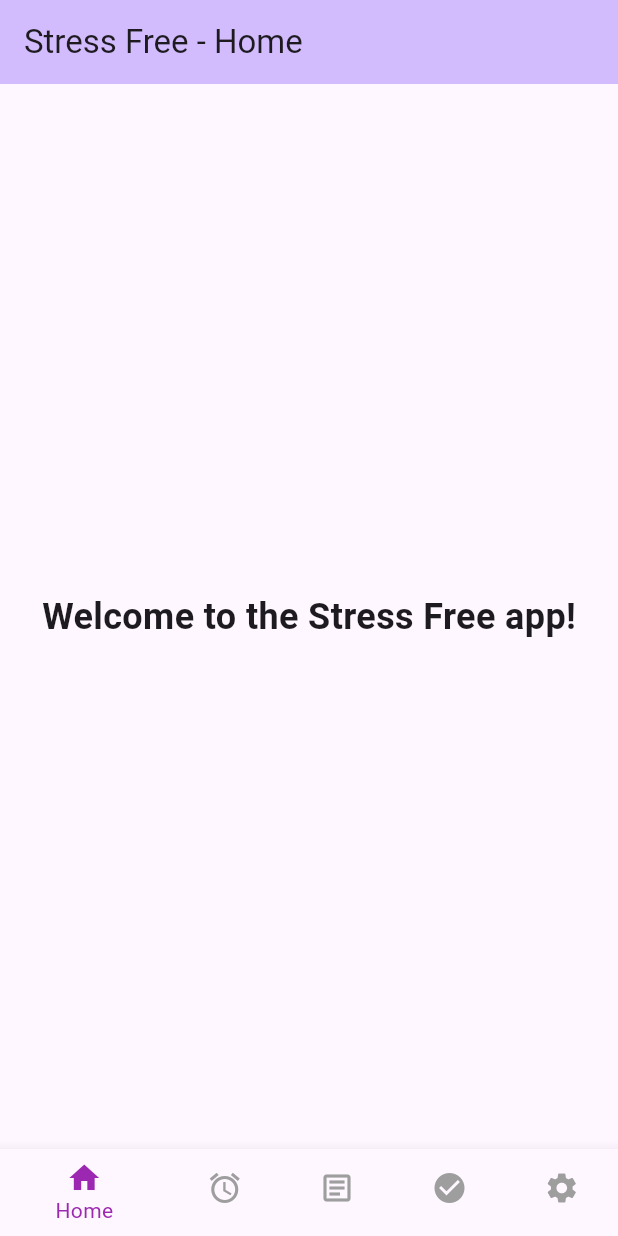
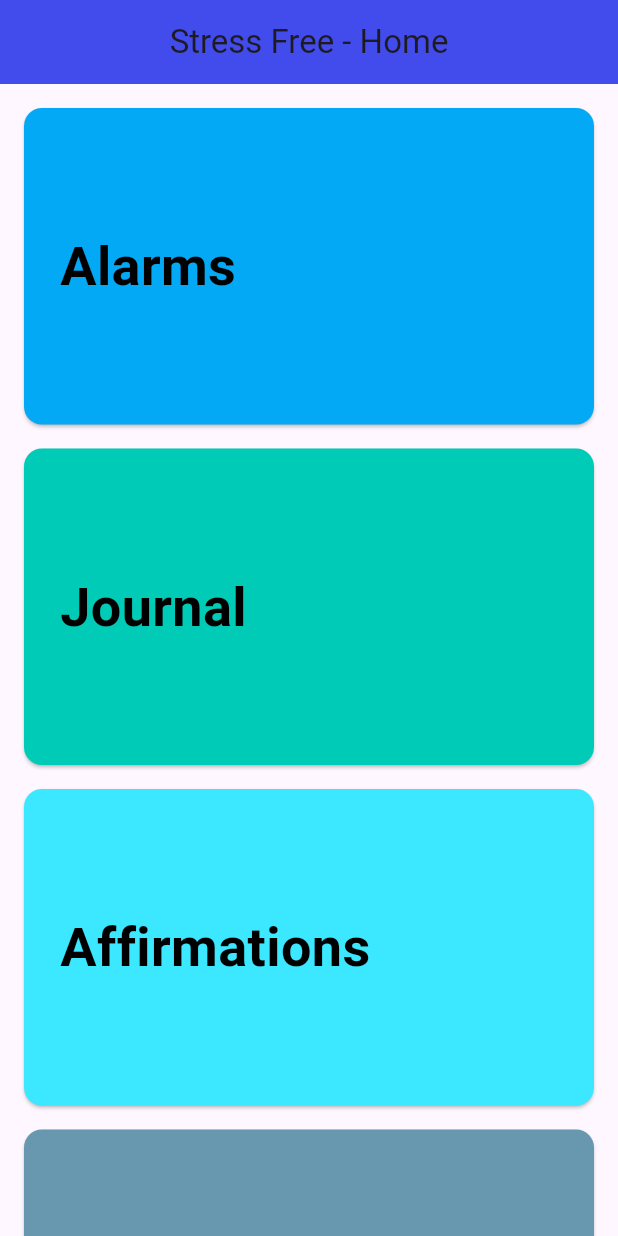
Before and after one commit to Cs3541/GroupEProject, a Flutter app: the screen it shows after launch, on a phone screen of 412 x 824 dp. Run offline on Flutter 3.47's test engine with Material 3 defaults, Android fonts, the phone set to English and light mode, and no system bars; our stand-ins replace audioplayers, firebase_core, shared_preferences; accounts and stored records are empty.

Commit message:
Fully remade homescreen, added background colors and return buttons to appbars on all main pages

```diff
--- a/stress_free/lib/main.dart
+++ b/stress_free/lib/main.dart
@@ -1,7 +1,6 @@
 import 'package:flutter/material.dart';
 import 'package:firebase_core/firebase_core.dart';
-import 'package:stress_free/views/main_navigation.dart';
-
+import 'package:stress_free/views/homescreen.dart';
 import 'firebase_options.dart';
 
 Future<void> main() async {
@@ -24,7 +23,7 @@ class StressFreeApp extends StatelessWidget {
       theme: ThemeData(
         colorScheme: ColorScheme.fromSeed(seedColor: Colors.deepPurple),
       ),
-      home: const MainNavigationScreen(),
+      home: const HomePage(),
     );
   }
 }
--- a/stress_free/lib/views/homescreen.dart
+++ b/stress_free/lib/views/homescreen.dart
@@ -1,4 +1,9 @@
 import 'package:flutter/material.dart';
+import 'package:stress_free/views/journal_screen.dart';
+import 'package:stress_free/views/main_affirmation_screen.dart';
+import 'package:stress_free/views/main_alarm_screen.dart';
+import 'package:stress_free/views/settings_screen.dart';
+import 'package:stress_free/widgets/homescreen_nav_card.dart';
 
 class HomePage extends StatefulWidget {
   const HomePage({super.key});
@@ -9,19 +14,52 @@ class HomePage extends StatefulWidget {
 
 class _HomePageState extends State<HomePage> {
 
+  void onPressed(Widget state) {
+    Navigator.pushReplacement(
+      context,
+      MaterialPageRoute(builder: (context) => state),
+);
+  }
+
   @override
   Widget build(BuildContext context) {
     return Scaffold(
       appBar: AppBar(
-        backgroundColor: Theme.of(context).colorScheme.inversePrimary,
+        backgroundColor: const Color.fromARGB(255, 66, 75, 235),
         title: Text("Stress Free - Home"),
+        centerTitle: true,
       ),
-      body: Center(
-        child: Text(
-          'Welcome to the Stress Free app!',
-          style: TextStyle(fontSize: 24, fontWeight: FontWeight.bold)
-        ),
-      ),
+      body: SingleChildScrollView(
+        child: Padding(
+          padding: const EdgeInsets.all(16.0),
+          child: Column(
+            children: [
+              // Follow this format when adding navigation for new screens
+              // I used various shades of blue, this doesn't have to be final
+              NavCard(
+                onPressed: () => onPressed(MainAlarmScreen()),
+                title: 'Alarms',
+                backgroundColor: Colors.lightBlue,
+              ),
+              NavCard(
+                onPressed: () => onPressed(JournalScreen()),
+                title: 'Journal',
+                backgroundColor: const Color.fromARGB(255, 0, 203, 182),
+              ),
+              NavCard(
+                onPressed: () => onPressed(MainAffirmationScreen()),
+                title: 'Affirmations',
+                backgroundColor: const Color.fromARGB(255, 59, 232, 255),
+              ),
+              NavCard(
+                onPressed: () => onPressed(SettingsScreen()),
+                title: 'Settings',
+                backgroundColor: const Color.fromARGB(255, 104, 152, 175),
+              ),
+            ]
+          )
+        )
+      )
     );
   }
 }
--- a/stress_free/lib/views/main_navigation.dart
+++ /dev/null
@@ -1,66 +0,0 @@
-import 'package:flutter/material.dart';
-import 'package:stress_free/views/journal_screen.dart';
-import 'package:stress_free/views/main_alarm_screen.dart';
-import 'package:stress_free/views/main_affirmation_screen.dart';
-import 'package:stress_free/views/settings_screen.dart';
-import 'homescreen.dart';
-
-class MainNavigationScreen extends StatefulWidget {
-  const MainNavigationScreen({super.key});
-
-  @override
-  State<MainNavigationScreen> createState() => _MainNavigationScreenState();
-}
-
-class _MainNavigationScreenState extends State<MainNavigationScreen> {
-  int _selectedIndex = 0;
-
-  final List<Widget> _screens = [
-    const HomePage(),
-    const MainAlarmScreen(),
-    const JournalScreen(),
-    const MainAffirmationScreen(),
-    const SettingsScreen(),
-    ];
-
-  void _onItemTapped(int index) {
-    setState(() {
-      _selectedIndex = index;
-    });
-  }
-
-  @override
-  Widget build(BuildContext context) {
-    return Scaffold(
-      body: IndexedStack(index: _selectedIndex, children: _screens),
-      bottomNavigationBar: BottomNavigationBar(
-        selectedItemColor: Colors.purple,
-        unselectedItemColor: Colors.grey,
-        currentIndex: _selectedIndex,
-        onTap: _onItemTapped,
-        items: const [
-          BottomNavigationBarItem(
-            icon: Icon(Icons.home),
-            label: 'Home',
-          ),
-          BottomNavigationBarItem(
-            icon: Icon(Icons.alarm),
-            label: 'Alarms',
-          ),
-          BottomNavigationBarItem(
-            icon: Icon(Icons.article_outlined),
-            label: 'Journals',
-          ),
-          BottomNavigationBarItem(
-            icon: Icon(Icons.check_circle),
-            label: 'Affirmations',
-          ),
-          BottomNavigationBarItem(
-            icon: Icon(Icons.settings),
-            label: 'Settings',
-          ),
-        ],
-      ),
-    );
-  }
-}
--- /dev/null
+++ b/stress_free/lib/widgets/homescreen_nav_card.dart
@@ -0,0 +1,36 @@
+import 'package:flutter/material.dart';
+
+class NavCard extends StatelessWidget{
+  final VoidCallback onPressed;
+  final String title;
+  final Color backgroundColor;
+
+  const NavCard({required this.onPressed, required this.title, required this.backgroundColor, super.key});
+
+  @override
+  Widget build(BuildContext context) {
+    return Card(
+      margin: const EdgeInsets.only(bottom: 16),
+      color: backgroundColor,
+      clipBehavior: Clip.antiAlias,
+      child: InkWell(
+        onTap: onPressed,
+        child: Container(
+          width: double.infinity,
+          padding: const EdgeInsets.symmetric(
+            vertical: 80,
+            horizontal: 24,
+          ),
+        child: Text(
+          title,
+          style: const TextStyle(
+            fontSize: 36,
+            fontWeight: FontWeight.bold,
+            color: Colors.black,
+          ),
+        ),
+      ),
+    ),
+  );
+  }
+}
```
Also changed, not shown: stress_free/lib/views/journal_screen.dart (+19 -0 lines), stress_free/lib/views/main_affirmation_screen.dart (+19 -1 lines), stress_free/lib/views/main_alarm_screen.dart (+19 -0 lines), stress_free/lib/views/settings_screen.dart (+19 -0 lines), 1 other file.
